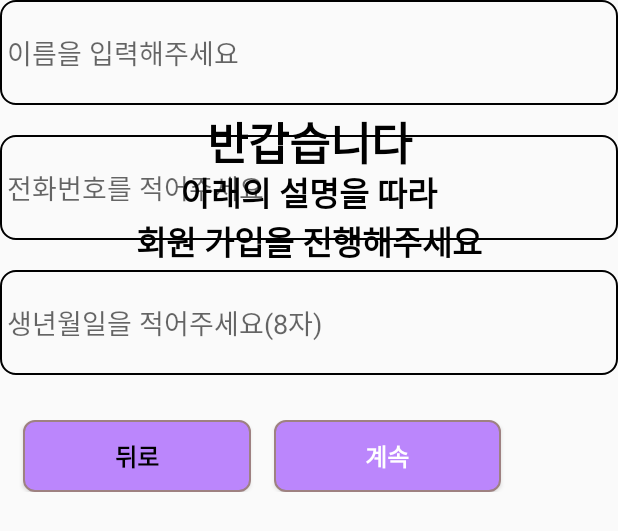
After one commit to M1nseoPark/CallBank, an Android app: the layout copy_activiy_join2.xml on its own in the app's theme, with its tools: preview values and no code run, on a phone screen of 412 x 824 dp. The commit adds this screen. Shown: the top 531 px of the screen. Run offline under Robolectric (Android 15) with nearby library versions, the phone set to English and light mode, and no system bars.

Commit message:
front
노트북이 꺼지기 전.. 하고 있던.. 무언가...

```diff
--- a/app/src/main/res/layout/activity_send6.xml
+++ b/app/src/main/res/layout/activity_send6.xml
@@ -1,5 +1,6 @@
 <?xml version="1.0" encoding="utf-8"?>
-<androidx.constraintlayout.widget.ConstraintLayout xmlns:android="http://schemas.android.com/apk/res/android"
+<androidx.constraintlayout.widget.ConstraintLayout
+    xmlns:android="http://schemas.android.com/apk/res/android"
     xmlns:app="http://schemas.android.com/apk/res-auto"
     xmlns:tools="http://schemas.android.com/tools"
     android:layout_width="match_parent"
--- /dev/null
+++ b/app/src/main/res/layout/copy_activiy_join2.xml
@@ -0,0 +1,116 @@
+<?xml version="1.0" encoding="utf-8"?>
+<androidx.constraintlayout.widget.ConstraintLayout
+    xmlns:android="http://schemas.android.com/apk/res/android"
+    xmlns:app="http://schemas.android.com/apk/res-auto"
+    xmlns:tools="http://schemas.android.com/tools"
+    android:layout_width="match_parent"
+    android:layout_height="match_parent"
+    tools:context=".send.Send5">
+
+
+    <TextView
+        android:id="@+id/textV1"
+        android:layout_width="match_parent"
+        android:layout_height="wrap_content"
+        android:layout_marginTop="72dp"
+        android:gravity="center"
+        android:text="반갑습니다"
+        android:textColor="@color/black"
+        android:textSize="30dp"
+        android:textStyle="bold"
+        app:layout_constraintTop_toTopOf="parent"
+        tools:layout_editor_absoluteX="0dp" />
+
+    <TextView
+        android:id="@+id/textV2"
+        android:layout_width="match_parent"
+        android:layout_height="wrap_content"
+        android:layout_marginTop="112dp"
+        android:gravity="center"
+        android:text="아래의 설명을 따라\n회원 가입을 진행해주세요"
+        android:textColor="@color/black"
+        android:textSize="22dp"
+        android:textStyle="bold"
+        app:layout_constraintTop_toTopOf="parent"
+        tools:layout_editor_absoluteX="67dp" />
+
+    <LinearLayout
+        android:layout_width="match_parent"
+        android:layout_height="wrap_content"
+        android:orientation="vertical"
+        tools:layout_editor_absoluteX="44dp"
+        tools:layout_editor_absoluteY="221dp">
+
+
+        <EditText
+            android:id="@+id/name"
+            android:layout_width="match_parent"
+            android:layout_height="70dp"
+            android:layout_gravity="center"
+            android:layout_marginBottom="20dp"
+            android:background="@drawable/edittext_bg"
+            android:ems="10"
+            android:hint=" 이름을 입력해주세요"
+            android:inputType="textPersonName"
+            android:text="" />
+
+        <EditText
+            android:id="@+id/Pnumber"
+            android:layout_width="match_parent"
+            android:layout_height="70dp"
+            android:layout_gravity="center"
+            android:layout_marginBottom="20dp"
+            android:background="@drawable/edittext_bg"
+            android:ems="10"
+            android:hint=" 전화번호를 적어주세요"
+            android:inputType="textPassword"
+            android:text="" />
+
+
+        <EditText
+            android:id="@+id/birth"
+            android:layout_width="match_parent"
+            android:layout_height="70dp"
+            android:layout_gravity="center"
+            android:layout_marginBottom="20dp"
+            android:background="@drawable/edittext_bg"
+            android:ems="10"
+            android:hint=" 생년월일을 적어주세요(8자)"
+            android:inputType="textPassword"
+            android:text="" />
+
+        <LinearLayout
+            android:layout_width="match_parent"
+            android:layout_height="wrap_content"
+            android:layout_marginTop="10dp"
+            android:layout_marginBottom="10dp"
+            android:orientation="horizontal">
+
+            <androidx.appcompat.widget.AppCompatButton
+                android:id="@+id/back"
+                android:layout_width="152dp"
+                android:layout_height="wrap_content"
+                android:layout_gravity="center"
+                android:layout_marginLeft="15dp"
+                android:background="@drawable/box_function"
+                android:text="뒤로"
+                android:textColor="@color/black"
+                android:textSize="16sp"
+                android:textStyle="bold" />
+
+            <androidx.appcompat.widget.AppCompatButton
+                android:id="@+id/next"
+                android:layout_width="151dp"
+                android:layout_height="wrap_content"
+                android:layout_gravity="center"
+                android:layout_marginLeft="15dp"
+                android:background="@drawable/box_function"
+                android:text="계속"
+                android:textColor="@color/white"
+                android:textSize="16sp"
+                android:textStyle="bold" />
+        </LinearLayout>
+
+    </LinearLayout>
+
+</androidx.constraintlayout.widget.ConstraintLayout>
```
